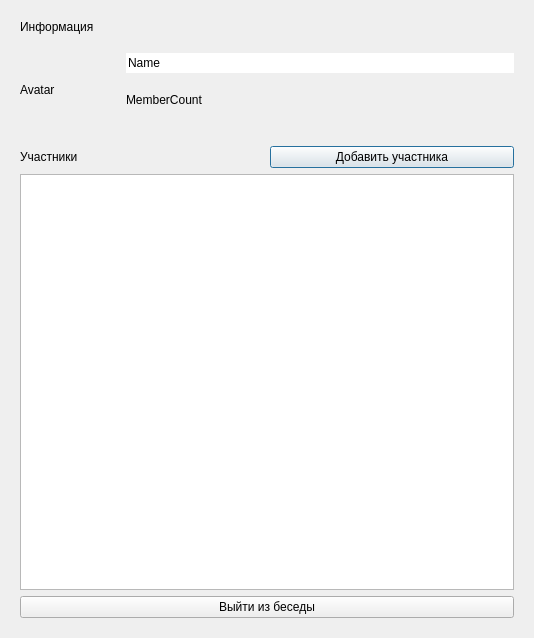
Above: ui/chatdialog.ui from Korostast/chat-database-project before the change. Below: the same form after it.
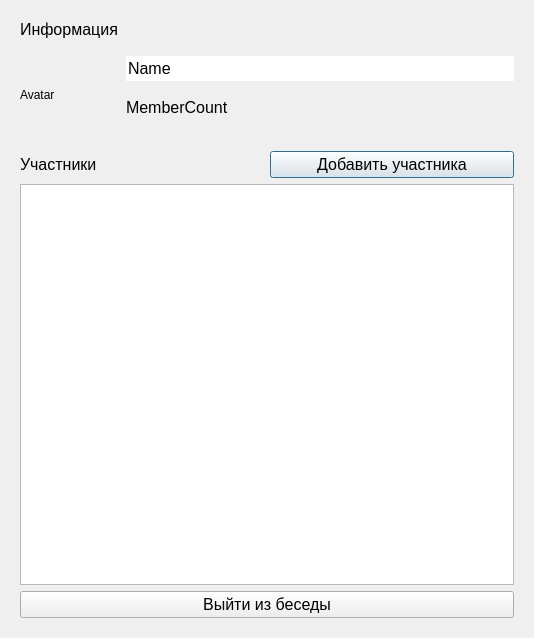
That is the form after the change. Custom widgets are drawn as their Qt base class.

Commit message: Added style sheet. New fonts. New icons. Fixed bugs.

Patch:
```diff
--- a/ui/chatdialog.ui
+++ b/ui/chatdialog.ui
@@ -31,6 +31,12 @@
         <layout class="QHBoxLayout" name="horizontalLayout">
          <item>
           <widget class="QLabel" name="chat_dialog_info_label">
+           <property name="font">
+            <font>
+             <family>Segoe UI</family>
+             <pointsize>12</pointsize>
+            </font>
+           </property>
            <property name="text">
             <string>Информация</string>
            </property>
@@ -69,6 +75,12 @@
                <verstretch>0</verstretch>
               </sizepolicy>
              </property>
+             <property name="font">
+              <font>
+               <family>Segoe UI</family>
+               <pointsize>12</pointsize>
+              </font>
+             </property>
              <property name="focusPolicy">
               <enum>Qt::ClickFocus</enum>
              </property>
@@ -82,6 +94,12 @@
            </item>
            <item alignment="Qt::AlignLeft|Qt::AlignTop">
             <widget class="QLabel" name="chat_dialog_count_members">
+             <property name="font">
+              <font>
+               <family>Segoe UI</family>
+               <pointsize>12</pointsize>
+              </font>
+             </property>
              <property name="text">
               <string>MemberCount</string>
              </property>
@@ -95,6 +113,12 @@
         <layout class="QHBoxLayout" name="horizontalLayout_3">
          <item>
           <widget class="QLabel" name="chat_dialog_members">
+           <property name="font">
+            <font>
+             <family>Segoe UI</family>
+             <pointsize>12</pointsize>
+            </font>
+           </property>
            <property name="text">
             <string>Участники</string>
            </property>
@@ -102,6 +126,12 @@
          </item>
          <item>
           <widget class="QPushButton" name="chat_dialog_add_member_button">
+           <property name="font">
+            <font>
+             <family>Segoe UI</family>
+             <pointsize>12</pointsize>
+            </font>
+           </property>
            <property name="text">
             <string>Добавить участника</string>
            </property>
@@ -118,6 +148,12 @@
        </item>
        <item>
         <widget class="QPushButton" name="chat_dialog_leave_button">
+         <property name="font">
+          <font>
+           <family>Segoe UI</family>
+           <pointsize>12</pointsize>
+          </font>
+         </property>
          <property name="text">
           <string>Выйти из беседы</string>
          </property>
```
The commit also changes 22 other files.
